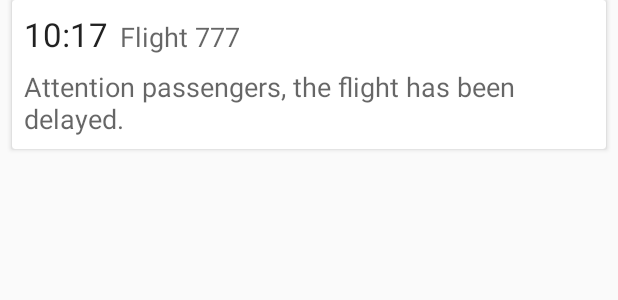
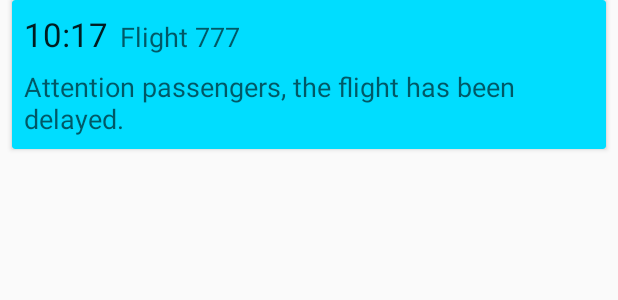
Before and after one commit to GoshnaAccessibility/Goshna, an Android app: the layout card_message.xml on its own in the app's theme, with its tools: preview values and no code run, on a phone screen of 412 x 824 dp. Shown: the top 300 px of the screen. Run offline under Robolectric (Android 15) with nearby library versions, the phone set to English and light mode, and no system bars.

Commit message:
Read/unread colours for Message Cards
New crads are coloured, and when pressed the colour goes back to default - making it easier to identify new messages.

```diff
--- a/app/src/main/res/layout/card_message.xml
+++ b/app/src/main/res/layout/card_message.xml
@@ -13,8 +13,12 @@
         android:layout_marginBottom="@dimen/default_margin"
         android:layout_marginEnd="@dimen/default_margin"
         android:layout_marginStart="@dimen/default_margin"
-        android:layout_marginTop="0dp">
-
+        android:layout_marginTop="0dp"
+        android:backgroundTint="@android:color/holo_blue_bright"
+        android:clickable="true"
+        android:focusable="true"
+        android:foreground="?android:attr/selectableItemBackground"
+        android:onClick="onClick">
         <android.support.constraint.ConstraintLayout
             android:layout_width="match_parent"
             android:layout_height="match_parent">
```
Also changed, not shown: app/src/main/java/com/example/wquist/goshna/MessageActivity.java (+9 -1 lines).
